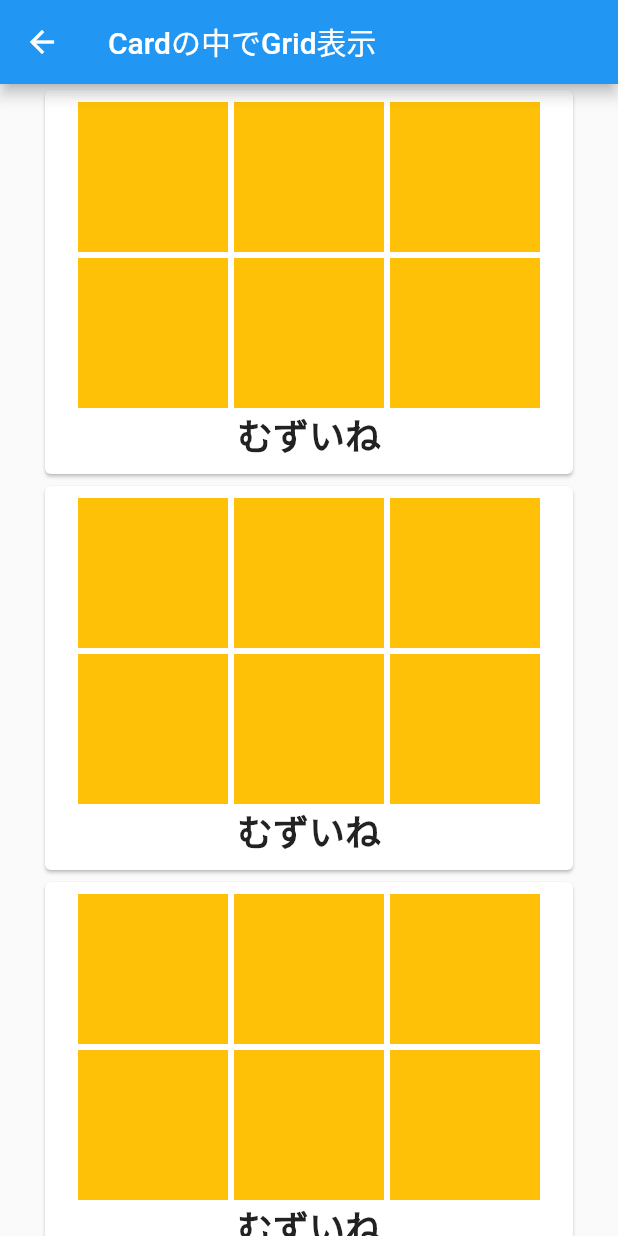
After one commit to kenta-wakasa/techford, a Flutter app: the screen it shows after launch, after a tap on "Cardの中でGrid表示", on a phone screen of 412 x 824 dp. The commit adds this screen. Run offline on Flutter 3.47's test engine with Material 2 defaults, Android fonts, the phone set to English and light mode, and no system bars; our stand-ins replace cloud_firestore, firebase_auth, firebase_core, firebase_storage, google_sign_in, hive and 2 more; accounts and stored records are empty; network calls fail.

```diff
--- /dev/null
+++ b/lib/grid_in_card.dart
@@ -0,0 +1,125 @@
+import 'package:flutter/material.dart';
+
+class GridInCard extends StatelessWidget {
+  const GridInCard({Key? key}) : super(key: key);
+
+  @override
+  Widget build(BuildContext context) {
+    return Scaffold(
+      appBar: AppBar(
+        title: const Text('Cardの中でGrid表示'),
+      ),
+      body: SingleChildScrollView(
+        child: Column(
+          children: [
+            const SizedBox(
+              width: double.infinity,
+            ),
+            SizedBox(
+              width: 360,
+              child: Card(
+                child: Padding(
+                  padding: const EdgeInsets.all(8),
+                  child: Column(
+                    children: [
+                      SizedBox(
+                        width: 308,
+                        child: Wrap(
+                          spacing: 4,
+                          runSpacing: 4,
+                          children: [
+                            for (var i = 0; i < 6; i++)
+                              Container(
+                                width: 100,
+                                height: 100,
+                                color: Colors.amber,
+                              ),
+                          ],
+                        ),
+                      ),
+                      const Text(
+                        'むずいね',
+                        style: TextStyle(
+                          fontWeight: FontWeight.bold,
+                          fontSize: 24,
+                        ),
+                      ),
+                    ],
+                  ),
+                ),
+              ),
+            ),
+            SizedBox(
+              width: 360,
+              child: Card(
+                child: Padding(
+                  padding: const EdgeInsets.all(8),
+                  child: Column(
+                    children: [
+                      SizedBox(
+                        width: 308,
+                        child: Wrap(
+                          spacing: 4,
+                          runSpacing: 4,
+                          children: [
+                            for (var i = 0; i < 6; i++)
+                              Container(
+                                width: 100,
+                                height: 100,
+                                color: Colors.amber,
+                              ),
+                          ],
+                        ),
+                      ),
+                      const Text(
+                        'むずいね',
+                        style: TextStyle(
+                          fontWeight: FontWeight.bold,
+                          fontSize: 24,
+                        ),
+                      ),
+                    ],
+                  ),
+                ),
+              ),
+            ),
+            SizedBox(
+              width: 360,
+              child: Card(
+                child: Padding(
+                  padding: const EdgeInsets.all(8),
+                  child: Column(
+                    children: [
+                      SizedBox(
+                        width: 308,
+                        child: Wrap(
+                          spacing: 4,
+                          runSpacing: 4,
+                          children: [
+                            for (var i = 0; i < 6; i++)
+                              Container(
+                                width: 100,
+                                height: 100,
+                                color: Colors.amber,
+                              ),
+                          ],
+                        ),
+                      ),
+                      const Text(
+                        'むずいね',
+                        style: TextStyle(
+                          fontWeight: FontWeight.bold,
+                          fontSize: 24,
+                        ),
+                      ),
+                    ],
+                  ),
+                ),
+              ),
+            ),
+          ],
+        ),
+      ),
+    );
+  }
+}
--- a/lib/start_page.dart
+++ b/lib/start_page.dart
@@ -1,13 +1,14 @@
 import 'package:firebase_auth/firebase_auth.dart';
 import 'package:flutter/material.dart';
+import 'package:sample2/create_user_page.dart';
 import 'package:sample2/grid_in_card.dart';
 import 'package:sample2/hive_sample.dart';
-import 'package:sample2/room_list_page.dart';
 import 'package:sample2/login_page.dart';
 import 'package:sample2/navigate_page.dart';
+import 'package:sample2/room_list_page.dart';
 import 'package:sample2/select_list_page.dart';
 import 'package:sample2/settings_page.dart';
-import 'package:sample2/shared_preferences_sample.dart';
+import 'package:sample2/todo_list_page.dart';
 import 'package:sample2/todo_page.dart';
 
 class StartPage extends StatefulWidget {
@@ -24,8 +25,12 @@ class _StartPageState extends State<StartPage> {
       appBar: AppBar(
         title: const Text('サンプルアプリ'),
       ),
-      body: Column(
-        mainAxisAlignment: MainAxisAlignment.center,
+      body: SingleChildScrollView(
+        child: Padding(
+          padding: const EdgeInsets.all(32),
+          child: Column(
+            mainAxisAlignment: MainAxisAlignment.start,
+            crossAxisAlignment: CrossAxisAlignment.start,
             children: const [
               SizedBox(width: double.infinity),
               ElevatedButtonToPush(
@@ -53,14 +58,20 @@ class _StartPageState extends State<StartPage> {
                 page: SelectListPage(),
               ),
               ElevatedButtonToPush(
-            label: 'SharedPreferencesサンプル',
-            page: SharedPreferencesSample(),
+                label: 'Cardの中でGrid表示',
+                page: GridInCard(),
               ),
               ElevatedButtonToPush(
-            label: 'Cardの中でGrid表示',
-            page: GridInCard(),
-          )
+                label: '新規ユーザー登録',
+                page: CreateUserPage(),
+              ),
+              ElevatedButtonToPush(
+                label: 'TODOリストでクラスの説明',
+                page: TodoListPage(),
+              ),
             ],
+          ),
+        ),
       ),
     );
   }
@@ -80,16 +91,16 @@ class ElevatedButtonToPush extends StatelessWidget {
   Widget build(BuildContext context) {
     return ElevatedButton(
       onPressed: () async {
-        // if (FirebaseAuth.instance.currentUser == null) {
-        //   Navigator.of(context).push(
-        //     MaterialPageRoute(
-        //       builder: (context) {
-        //         return const LoginPage();
-        //       },
-        //     ),
-        //   );
-        //   return;
-        // }
+        if (FirebaseAuth.instance.currentUser == null) {
+          Navigator.of(context).push(
+            MaterialPageRoute(
+              builder: (context) {
+                return const LoginPage();
+              },
+            ),
+          );
+          return;
+        }
         Navigator.of(context).push(
           MaterialPageRoute(
             builder: (context) {
--- a/pubspec.yaml
+++ b/pubspec.yaml
@@ -46,8 +46,6 @@ dependencies:
 
   hive: ^2.0.4
   hive_flutter: ^1.1.0
-
-  shared_preferences: ^2.0.8
 
 dev_dependencies:
   flutter_test:
```
Also changed, not shown: lib/create_user_page.dart (added, +20 -0 lines), lib/shared_preferences_sample.dart (deleted, +0 -131 lines), lib/todo_list_page.dart (added, +170 -0 lines), pubspec.lock, 1 other file. Lines whose indentation alone changed are shown as unchanged.
